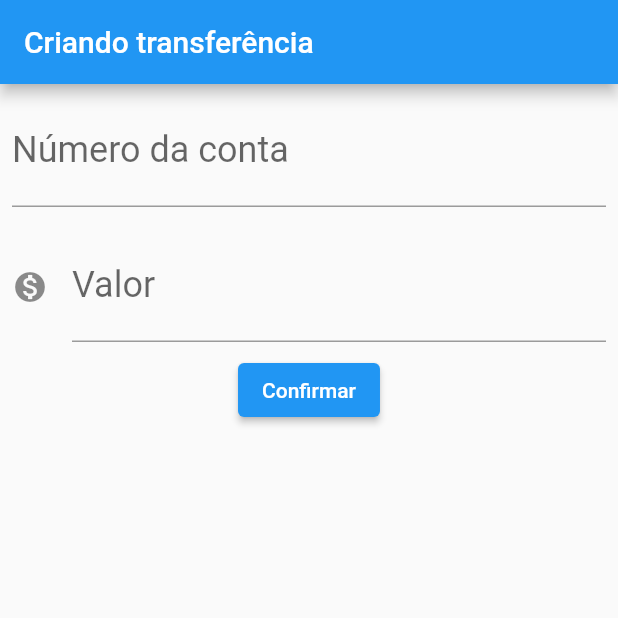
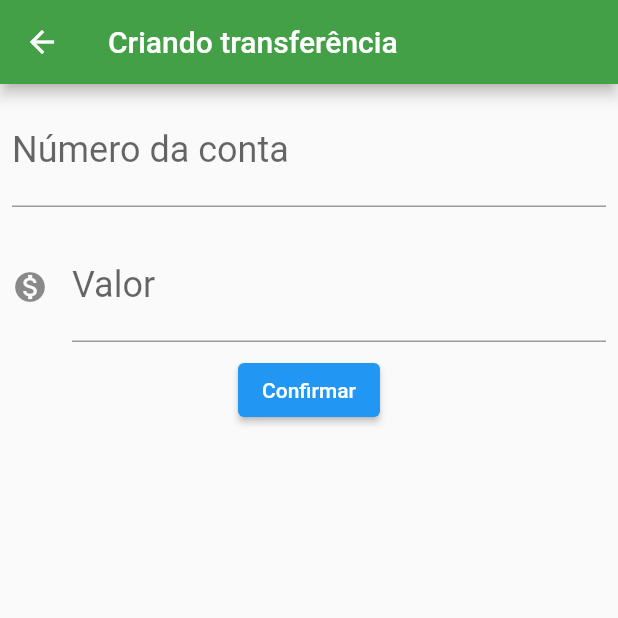
Before and after one commit to CaarlosAugusto/bytebank, a Flutter app: the FormularioTransferencia screen opened directly, after a tap on "Confirmar", on a phone screen of 412 x 824 dp, the top half of it. Run offline on Flutter 3.47's test engine with Material 2 defaults, Android fonts, the phone set to English and light mode, and no system bars.

Commit message:
Implementação do formulário de transferencia

```diff
--- a/lib/main.dart
+++ b/lib/main.dart
@@ -19,88 +19,133 @@ class BytebankApp extends StatelessWidget {
   Widget build(BuildContext context) {
     return MaterialApp(
       home: Scaffold(
-        body: FormularioTransferencia(),
+        body: ListaTransferencia(),
       ),
     );
   }
 }
 
-class FormularioTransferencia extends StatelessWidget {
+class FormularioTransferencia extends StatefulWidget {
   final TextEditingController controladorNumeroConta = TextEditingController();
   final TextEditingController controladorValor = TextEditingController();
 
   FormularioTransferencia({Key? key}) : super(key: key);
 
+  void _criaTransferencia(BuildContext context) {
+    final int? numeroConta = int.tryParse(controladorNumeroConta.text);
+    final double? valor = double.tryParse(controladorValor.text);
+    // (!) null check
+    if (numeroConta != null && valor != null) {
+      debugPrint("Criando transferência");
+      final transferencia = Transferencia(valor, numeroConta);
+      // ScaffoldMessenger.of(context)
+      //     .showSnackBar(SnackBar(content: Text("$transferencia")));
+      Navigator.pop(context, transferencia);
+    }
+  }
+
+  @override
+  State<StatefulWidget> createState() {
+    return FormularioTransferenciaState();
+  }
+}
+
+class FormularioTransferenciaState extends State<FormularioTransferencia> {
   @override
   Widget build(BuildContext context) {
     return Scaffold(
       appBar: AppBar(
         title: Text("Criando transferência"),
+        backgroundColor: Colors.green[600],
       ),
-      body: Column(
+      body: SingleChildScrollView(
+        child: Column(
           children: [
-          Padding(
-            padding: const EdgeInsets.all(8.0),
-            child: TextField(
-              controller: controladorNumeroConta,
-              style: TextStyle(fontSize: 24.0),
-              decoration: InputDecoration(
-                  labelText: "Número da conta", hintText: "0000"),
-              keyboardType: TextInputType.number,
-            ),
-          ),
-          Padding(
-            padding: const EdgeInsets.all(8.0),
-            child: TextField(
-              controller: controladorValor,
-              style: TextStyle(fontSize: 24.0),
-              decoration: InputDecoration(
-                  icon: Icon(Icons.monetization_on),
-                  labelText: "Valor",
-                  hintText: "0.00"),
-              keyboardType: TextInputType.number,
-            ),
-          ),
+            Editor(
+                controlador: widget.controladorNumeroConta,
+                rotulo: "Número da conta",
+                dica: "0000"),
+            Editor(
+                controlador: widget.controladorValor,
+                rotulo: "Valor",
+                dica: "0.00",
+                icone: Icons.monetization_on),
             ElevatedButton(
                 child: Text("Confirmar"),
                 onPressed: () {
                   debugPrint("clicou em confirmar");
-                final int? numeroConta =
-                    int.tryParse(controladorNumeroConta.text);
-                final double? valor = double.tryParse(controladorValor.text);
-                // (!) null check
-                if (numeroConta != null && valor != null) {
-                  final transferencia = Transferencia(valor, numeroConta);
-                  ScaffoldMessenger.of(context)
-                      .showSnackBar(SnackBar(content: Text("$transferencia")));
-                }
+                  widget._criaTransferencia(context);
                 })
           ],
+        ),
       ),
     );
   }
 }
 
-class ListaTransferencia extends StatelessWidget {
-  const ListaTransferencia({Key? key}) : super(key: key);
+class Editor extends StatelessWidget {
+  final TextEditingController? controlador;
+  final String? rotulo;
+  final String? dica;
+  final IconData? icone;
 
+  Editor({this.controlador, this.rotulo, this.dica, this.icone});
+
+  @override
+  Widget build(BuildContext context) {
+    return Padding(
+      padding: const EdgeInsets.all(8.0),
+      child: TextField(
+        controller: controlador,
+        style: TextStyle(fontSize: 24.0),
+        decoration: InputDecoration(
+            icon: icone != null ? Icon(icone) : null,
+            labelText: rotulo,
+            hintText: dica),
+        keyboardType: TextInputType.number,
+      ),
+    );
+  }
+}
+
+class ListaTransferencia extends StatefulWidget {
+  final List<Transferencia?> _transferencia = [];
+
+  @override
+  State<StatefulWidget> createState() {
+    return ListaTransferenciaState();
+  }
+}
+
+class ListaTransferenciaState extends State<ListaTransferencia> {
   @override
   Widget build(BuildContext context) {
     return Scaffold(
       appBar: AppBar(
-        title: const Text("Bytebank"),
+        title: const Text("Transferências"),
         backgroundColor: Colors.green[600],
       ),
-      body: Column(
-        children: <Widget>[
-          ItemTransferencia(Transferencia(100.0, 1000)),
-          ItemTransferencia(Transferencia(200.0, 1001)),
-          ItemTransferencia(Transferencia(300.0, 2000)),
-        ],
-      ),
-      floatingActionButton: const FloatingActionButton(
+      body: ListView.builder(
+          itemCount: widget._transferencia.length,
+          itemBuilder: (context, indice) {
+            final transferencia = widget._transferencia[indice];
+            return ItemTransferencia(transferencia!);
+          }),
+      floatingActionButton: FloatingActionButton(
         child: Icon(Icons.add),
-        onPressed: null,
+        onPressed: () {
+          final Future<Transferencia?> future =
+              Navigator.push(context, MaterialPageRoute(builder: (context) {
+            return FormularioTransferencia();
+          }));
+          future.then((tranferenciaRecebida) {
+            debugPrint("Chegou no then do future");
+            debugPrint("$tranferenciaRecebida");
+            if (tranferenciaRecebida != null) {
+              setState(() => widget._transferencia.add(tranferenciaRecebida));
+            }
+          });
+        },
       ),
     );
   }
```
Lines whose indentation alone changed are shown as unchanged.
